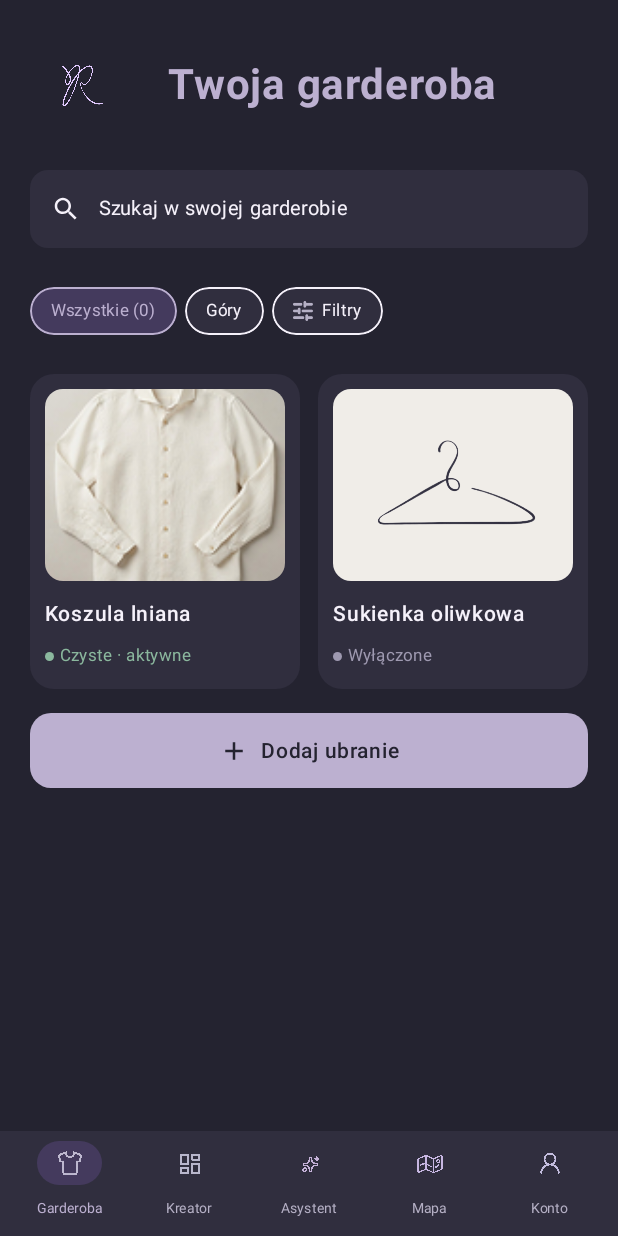
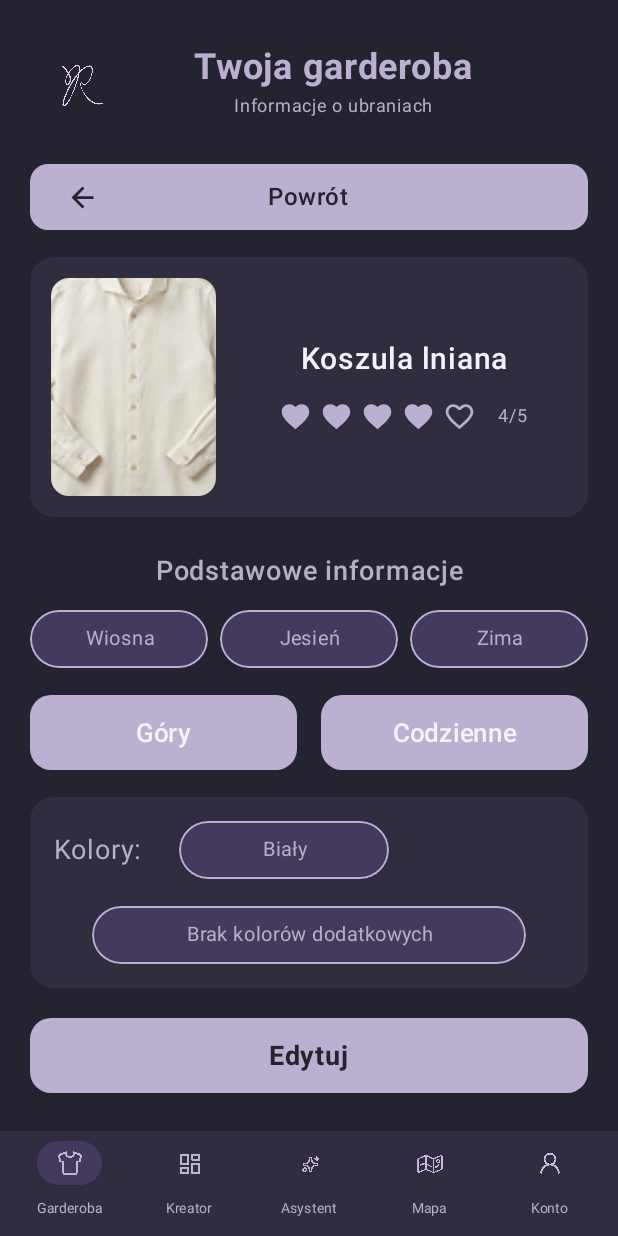
Before and after one commit to k-jagiello/REWEAR-mobile-android-app, an Android app built with Jetpack Compose: the screen it shows after launch (MainActivity), on a phone screen of 412 x 824 dp. Run offline under Robolectric (Android 15) with nearby library versions, the phone set to English and light mode, and no system bars; our stand-ins replace Room's generated code.

Commit message:
add clothingDetailsScreen

```diff
--- a/app/src/main/java/com/example/rewear/MainActivity.kt
+++ b/app/src/main/java/com/example/rewear/MainActivity.kt
@@ -10,6 +10,7 @@ import androidx.compose.material3.Surface
 import androidx.compose.ui.Modifier
 import androidx.compose.ui.graphics.Color
 import androidx.core.view.WindowCompat
+import com.example.rewear.ui.screens.ClothingDetailsScreen
 import com.example.rewear.ui.screens.ProfileScreen
 import com.example.rewear.ui.screens.WardrobeScreen
 
@@ -26,7 +27,8 @@ class MainActivity : ComponentActivity() {
                     modifier = Modifier.fillMaxSize(),
                 ) {
                     //ProfileScreen()
-                    WardrobeScreen()
+                    //WardrobeScreen()
+                    ClothingDetailsScreen()
                 }
             }
         }
--- /dev/null
+++ b/app/src/main/java/com/example/rewear/ui/screens/ClothingDetailsScreen.kt
@@ -0,0 +1,485 @@
+package com.example.rewear.ui.screens
+
+import androidx.compose.foundation.Image
+import androidx.compose.foundation.background
+import androidx.compose.foundation.border
+import androidx.compose.foundation.clickable
+import androidx.compose.foundation.layout.*
+import androidx.compose.foundation.rememberScrollState
+import androidx.compose.foundation.shape.RoundedCornerShape
+import androidx.compose.foundation.verticalScroll
+import androidx.compose.material.icons.Icons
+import androidx.compose.material.icons.automirrored.filled.ArrowBack
+import androidx.compose.material.icons.filled.Favorite
+import androidx.compose.material.icons.filled.FavoriteBorder
+import androidx.compose.material3.Icon
+import androidx.compose.material3.Text
+import androidx.compose.runtime.Composable
+import androidx.compose.ui.Alignment
+import androidx.compose.ui.Modifier
+import androidx.compose.ui.draw.clip
+import androidx.compose.ui.graphics.Color
+import androidx.compose.ui.layout.ContentScale
+import androidx.compose.ui.res.painterResource
+import androidx.compose.ui.text.font.FontWeight
+import androidx.compose.ui.text.style.TextAlign
+import androidx.compose.ui.unit.dp
+import androidx.compose.ui.unit.sp
+import coil.compose.AsyncImage
+import com.example.rewear.R
+import com.example.rewear.data.local.entity.ClothingEntity
+
+// Kolory aplikacji REWEAR
+private val Background = Color(0xFF242330)
+private val CardColor = Color(0xFF302E3E)
+private val LighterCardColor = Color(0xFF443A5D)
+private val Accent = Color(0xFFBCB0D0)
+private val TextWhite = Color(0xFFF5F1FA)
+private val TextGrey = Color(0xFFB5B0C5)
+
+data class ClothingDetails(
+    val photo_uri: String?,
+    val name: String,
+    val rating: Int,
+    val seasons: List<String>,
+    val category: String,
+    val style: String,
+    val main_color: String,
+    val colors: ArrayList<String> = arrayListOf()
+)
+
+@Composable
+fun ClothingDetailsScreen(
+    // to jest oczywiście przykładowa dana -> potem trzeba będzie tu operować raczej samym
+    // clothing_id i na tej podstawie pobierać pozostałe dane
+    clothing: ClothingEntity = ClothingEntity(
+        user_id = 123,
+        photo_uri = "android.resource://com.example.rewear/${R.drawable.koszula}",
+        name = "Koszula lniana",
+        rating = 4,
+        spring = true,
+        summer = false,
+        autumn = true,
+        winter = true,
+        category = "Góry",
+        style = "Codzienne",
+        main_color = "Biały",
+        colors = arrayListOf()
+    ),
+    onBackClick: () -> Unit = {},
+    onEditClick: () -> Unit = {}
+) {
+    Column(
+        modifier = Modifier
+            .fillMaxSize()
+            .background(Background)
+            .statusBarsPadding()
+            .navigationBarsPadding()
+    ) {
+        Column(
+            modifier = Modifier
+                .weight(1f)
+                .fillMaxWidth()
+                .verticalScroll(rememberScrollState())
+                .padding(horizontal = 20.dp)
+        ) {
+            Spacer(modifier = Modifier.height(24.dp))
+
+            DetailsHeader()
+
+            Spacer(modifier = Modifier.height(20.dp))
+
+            BackButton(onClick = onBackClick)
+
+            Spacer(modifier = Modifier.height(18.dp))
+
+            ClothingMainCard(
+                image = clothing.photo_uri,
+                name = clothing.name,
+                rating = clothing.rating
+            )
+
+            Spacer(modifier = Modifier.height(24.dp))
+
+            Text(
+                text = "Podstawowe informacje",
+                color = TextGrey,
+                fontSize = 18.sp,
+                fontWeight = FontWeight.Medium,
+                textAlign = TextAlign.Center,
+                modifier = Modifier.fillMaxWidth()
+            )
+
+            Spacer(modifier = Modifier.height(14.dp))
+
+            SeasonsRow(clothing.spring,clothing.summer, clothing.autumn, clothing.winter)
+
+            Spacer(modifier = Modifier.height(18.dp))
+
+            CategoryAndOccasionRow(
+                category = clothing.category,
+                occasion = clothing.style
+            )
+
+            Spacer(modifier = Modifier.height(18.dp))
+
+            ColorsCard(
+                primaryColor = clothing.main_color,
+                additionalColors = clothing.colors
+            )
+
+            Spacer(modifier = Modifier.height(20.dp))
+
+            EditButton(onClick = onEditClick)
+
+            Spacer(modifier = Modifier.height(24.dp))
+        }
+
+        BottomNavigation()
+    }
+}
+
+@Composable
+private fun DetailsHeader() {
+    Box(
+        modifier = Modifier.fillMaxWidth(),
+        contentAlignment = Alignment.Center
+    ) {
+        Image(
+            painter = painterResource(id = R.drawable.rewear_logo),
+            contentDescription = "Logo REWEAR",
+            modifier = Modifier
+                .size(65.dp)
+                .align(Alignment.CenterStart)
+        )
+
+        Column(
+            horizontalAlignment = Alignment.CenterHorizontally,
+            modifier = Modifier.offset(x = 15.dp)
+        ) {
+            Text(
+                text = "Twoja garderoba",
+                color = Accent,
+                fontSize = 24.sp,
+                fontWeight = FontWeight.Bold,
+                textAlign = TextAlign.Center
+            )
+
+            Text(
+                text = "Informacje o ubraniach",
+                color = TextGrey,
+                fontSize = 12.sp,
+                textAlign = TextAlign.Center
+            )
+        }
+    }
+}
+
+@Composable
+private fun BackButton(onClick: () -> Unit) {
+    Box(
+        modifier = Modifier
+            .fillMaxWidth()
+            .height(44.dp)
+            .clip(RoundedCornerShape(12.dp))
+            .background(Accent)
+            .clickable { onClick() }
+            .padding(horizontal = 24.dp),
+        contentAlignment = Alignment.Center
+    ) {
+        Icon(
+            imageVector = Icons.AutoMirrored.Filled.ArrowBack,
+            contentDescription = "Powrót",
+            tint = Background,
+            modifier = Modifier
+                .size(22.dp)
+                .align(Alignment.CenterStart)
+        )
+
+        Text(
+            text = "Powrót",
+            color = Background,
+            fontSize = 16.sp,
+            fontWeight = FontWeight.Medium
+        )
+    }
+}
+
+@Composable
+private fun ClothingMainCard(
+    image: String?,
+    name: String,
+    rating: Int
+) {
+    Row(
+        modifier = Modifier
+            .fillMaxWidth()
+            .clip(RoundedCornerShape(16.dp))
+            .background(CardColor)
+            .padding(14.dp),
+        verticalAlignment = Alignment.CenterVertically
+    ) {
+        AsyncImage(
+            model = image,
+            fallback = painterResource(id = R.drawable.no_image_clothing),
+            error = painterResource(id = R.drawable.no_image_clothing),
+            contentDescription = name,
+            contentScale = ContentScale.Crop,
+            modifier = Modifier
+                .width(110.dp)
+                .height(145.dp)
+                .clip(RoundedCornerShape(12.dp))
+        )
+
+        Spacer(modifier = Modifier.width(16.dp))
+
+        Column(
+            modifier = Modifier.weight(1f),
+            horizontalAlignment = Alignment.CenterHorizontally
+        ) {
+            Text(
+                text = name,
+                color = TextWhite,
+                fontSize = 20.sp,
+                fontWeight = FontWeight.Medium,
+                textAlign = TextAlign.Center
+            )
+
+            Spacer(modifier = Modifier.height(14.dp))
+
+            Row(
+                verticalAlignment = Alignment.CenterVertically,
+                horizontalArrangement = Arrangement.spacedBy(5.dp)
+            ) {
+                for (i in 1..5) {
+                    val isFilled = i <= rating
+                    Icon(
+                        imageVector = if (isFilled) Icons.Default.Favorite else Icons.Default.FavoriteBorder,
+                        contentDescription = null,
+                        tint = if (isFilled) Accent else TextGrey,
+                        modifier = Modifier.size(22.dp)
+                    )
+                }
+
+                Spacer(modifier = Modifier.width(4.dp))
+
+                Text(
+                    text = "$rating/5",
+                    color = TextGrey,
+                    fontSize = 12.sp
+                )
+            }
+        }
+    }
+}
+
+@Composable
+private fun SeasonsRow(spring: Boolean, summer: Boolean, autumn: Boolean, winter: Boolean) {
+    val seasons = listOf("Wiosna", "Lato", "Jesień", "Zima")
+    val boolVals = listOf(spring,summer,autumn,winter)
+    Row(
+        modifier = Modifier.fillMaxWidth(),
+        horizontalArrangement = Arrangement.spacedBy(8.dp)
+    ) {
+        seasons.forEachIndexed { index, season ->
+            if(boolVals[index]) {
+                InfoPill(
+                    text = season,
+                    modifier = Modifier.weight(1f)
+                )
+            }
+        }
+    }
+}
+
+@Composable
+private fun CategoryAndOccasionRow(
+    category: String,
+    occasion: String
+) {
+    Row(
+        modifier = Modifier.fillMaxWidth(),
+        horizontalArrangement = Arrangement.spacedBy(16.dp)
+    ) {
+        HighlightBox(
+            text = category,
+            modifier = Modifier.weight(1f)
+        )
+
+        HighlightBox(
+            text = occasion,
+            modifier = Modifier.weight(1f)
+        )
+    }
+}
+
+@Composable
+private fun HighlightBox(
+    text: String,
+    modifier: Modifier = Modifier
+) {
+    Box(
+        modifier = modifier
+            .height(50.dp)
+            .clip(RoundedCornerShape(14.dp))
+            .background(Accent),
+        contentAlignment = Alignment.Center
+    ) {
+        Text(
+            text = text,
+            color = TextWhite,
+            fontSize = 17.sp,
+            fontWeight = FontWeight.Medium
+        )
+    }
+}
+
+@Composable
+private fun ColorsCard(
+    primaryColor: String,
+    additionalColors: List<String>
+) {
+    Column(
+        modifier = Modifier
+            .fillMaxWidth()
+            .clip(RoundedCornerShape(16.dp))
+            .background(CardColor)
+            .padding(16.dp),
+        horizontalAlignment = Alignment.CenterHorizontally
+    ) {
+        Row(
+            modifier = Modifier.fillMaxWidth(),
+            verticalAlignment = Alignment.CenterVertically
+        ) {
+            Text(
+                text = "Kolory:",
+                color = TextGrey,
+                fontSize = 18.sp
+            )
+
+            Spacer(modifier = Modifier.width(24.dp))
+
+            InfoPill(
+                text = primaryColor,
+                modifier = Modifier.widthIn(min = 140.dp)
+            )
+        }
+
+        Spacer(modifier = Modifier.height(18.dp))
+
+        if (additionalColors.isEmpty()) {
+            InfoPill(
+                text = "Brak kolorów dodatkowych",
+                modifier = Modifier.fillMaxWidth(0.85f)
+            )
+        } else {
+            Row(
+                horizontalArrangement = Arrangement.spacedBy(8.dp)
+            ) {
+                additionalColors.forEach { colorName ->
+                    InfoPill(text = colorName)
+                }
+            }
+        }
+    }
+}
+
+@Composable
+private fun InfoPill(
+    text: String,
+    modifier: Modifier = Modifier
+) {
+    Box(
+        modifier = modifier
+            .clip(RoundedCornerShape(20.dp))
+            .background(LighterCardColor)
+            .border(
+                width = 1.dp,
+                color = Accent,
+                shape = RoundedCornerShape(20.dp)
+            )
+            .padding(horizontal = 12.dp, vertical = 7.dp),
+        contentAlignment = Alignment.Center
+    ) {
+        Text(
+            text = text,
+            color = TextGrey,
+            fontSize = 13.sp,
+            textAlign = TextAlign.Center
+        )
+    }
+}
+
+@Composable
+private fun EditButton(onClick: () -> Unit) {
+    Box(
+        modifier = Modifier
+            .fillMaxWidth()
+            .height(50.dp)
+            .clip(RoundedCornerShape(14.dp))
+            .background(Accent)
+            .clickable { onClick() },
+        contentAlignment = Alignment.Center
+    ) {
+        Text(
+            text = "Edytuj",
+            color = Background,
+            fontSize = 18.sp,
+            fontWeight = FontWeight.Bold
+        )
+    }
+}
+
+@Composable
+private fun BottomNavigation() {
+    Row(
+        modifier = Modifier
+            .fillMaxWidth()
+            .height(70.dp)
+            .background(CardColor)
+            .padding(horizontal = 6.dp),
+        verticalAlignment = Alignment.CenterVertically,
+        horizontalArrangement = Arrangement.SpaceAround
+    ) {
+        NavigationItem(icon = R.drawable.garderoba, label = "Garderoba", selected = true)
+        NavigationItem(icon = R.drawable.kreator, label = "Kreator", selected = false)
+        NavigationItem(icon = R.drawable.asystant, label = "Asystent", selected = false)
+        NavigationItem(icon = R.drawable.map, label = "Mapa", selected = false)
+        NavigationItem(icon = R.drawable.konto, label = "Konto", selected = false)
+    }
+}
+
+@Composable
+private fun NavigationItem(
+    icon: Int,
+    label: String,
+    selected: Boolean
+) {
+    Column(
+        modifier = Modifier.width(62.dp),
+        horizontalAlignment = Alignment.CenterHorizontally,
+        verticalArrangement = Arrangement.Center
+    ) {
+        Box(
+            modifier = Modifier
+                .size(width = 43.dp, height = 29.dp)
+                .clip(RoundedCornerShape(20.dp))
+                .background(if (selected) LighterCardColor else Color.Transparent),
+            contentAlignment = Alignment.Center
+        ) {
+            Image(
+                painter = painterResource(id = icon),
+                contentDescription = label,
+                modifier = Modifier.size(21.dp)
+            )
+        }
+
+        Spacer(modifier = Modifier.height(3.dp))
+
+        Text(
+            text = label,
+            color = if (selected) Accent else TextGrey,
+            fontSize = 9.sp
+        )
+    }
+}
--- a/app/src/main/java/com/example/rewear/ui/screens/WardrobeScreen.kt
+++ b/app/src/main/java/com/example/rewear/ui/screens/WardrobeScreen.kt
@@ -57,7 +57,7 @@ fun WardrobeScreen() {
 
             Spacer(modifier = Modifier.height(24.dp))
 
-            ProfileHeader()
+            WardrobeHeader()
 
             Spacer(modifier = Modifier.height(24.dp))
 
@@ -88,7 +88,7 @@ fun WardrobeScreen() {
 }
 
 @Composable
-private fun ProfileHeader() {
+private fun WardrobeHeader() {
 
     Box(
         modifier = Modifier.fillMaxWidth(),
```
